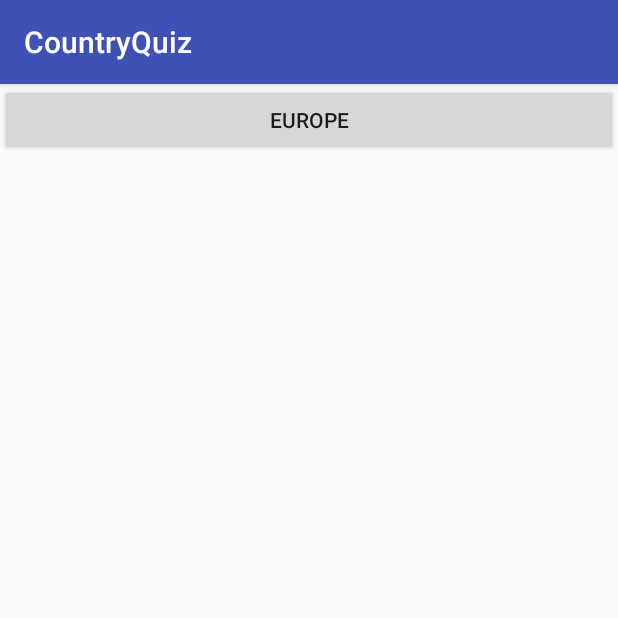
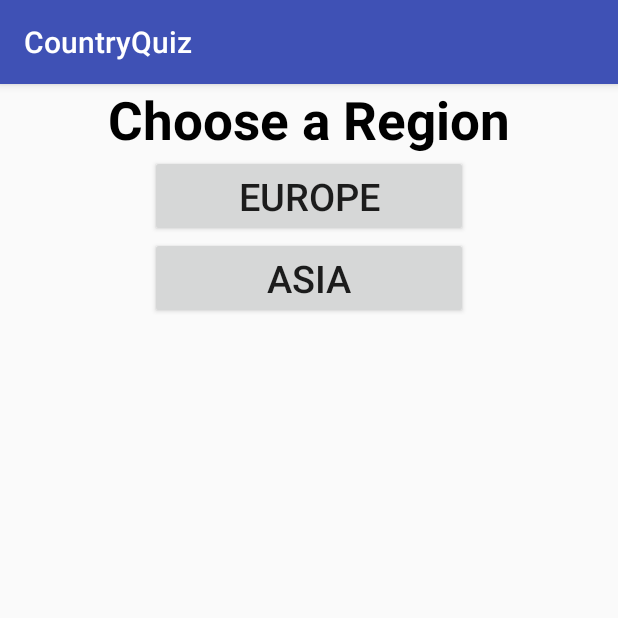
Before and after one commit to AndrewPochapsky/CountryCapitals, an Android app: the screen it shows after launch (MainActivity), on a phone screen of 412 x 824 dp, the top half of it. Run offline under Robolectric (Android 15) with nearby library versions, the phone set to English and light mode, and no system bars; our stand-ins replace Volley.

Commit message:
Added additional button and text to first activity

```diff
--- a/app/src/main/AndroidManifest.xml
+++ b/app/src/main/AndroidManifest.xml
@@ -10,6 +10,7 @@
         android:supportsRtl="true"
         android:theme="@style/AppTheme">
         <activity android:name=".MainActivity">
+
             <intent-filter>
                 <action android:name="android.intent.action.MAIN" />
 
--- a/app/src/main/java/dreadloaf/com/countryquiz/QuizActivity.java
+++ b/app/src/main/java/dreadloaf/com/countryquiz/QuizActivity.java
@@ -24,9 +24,6 @@ public class QuizActivity extends AppCompatActivity {
 
         mCountries = Country.getCountries(region, this);
 
-        for(Country c : mCountries){
-            Log.d("COUNTRY", c.getName());
-        }
     }
 
 
--- a/app/src/main/res/layout/activity_main.xml
+++ b/app/src/main/res/layout/activity_main.xml
@@ -1,15 +1,43 @@
 <?xml version="1.0" encoding="utf-8"?>
-<android.support.constraint.ConstraintLayout xmlns:android="http://schemas.android.com/apk/res/android"
+<LinearLayout xmlns:android="http://schemas.android.com/apk/res/android"
     xmlns:app="http://schemas.android.com/apk/res-auto"
     xmlns:tools="http://schemas.android.com/tools"
     android:layout_width="match_parent"
-    android:layout_height="match_parent"
+    android:orientation="vertical"
+    android:layout_height="wrap_content"
     tools:context="dreadloaf.com.countryquiz.MainActivity">
 
-    <Button
+    <TextView
         android:layout_width="match_parent"
         android:layout_height="wrap_content"
-        android:text="Europe"
-        android:id="@+id/region_europe"/>
+        android:text="@string/main_activity_header"
+        android:textSize="35sp"
+        android:gravity="center"
+        android:textColor="@android:color/black"
+        android:textStyle="bold"
+        />
 
-</android.support.constraint.ConstraintLayout>
+    <LinearLayout
+        android:layout_width="match_parent"
+        android:layout_marginEnd="100dp"
+        android:layout_marginStart="100dp"
+        android:layout_gravity="center"
+        android:layout_height="0dp"
+        android:layout_weight="1"
+        android:orientation="vertical">
+
+        <Button
+            android:layout_width="match_parent"
+            android:layout_height="wrap_content"
+            android:text="Europe"
+            android:textSize="25sp"
+            android:id="@+id/region_europe"/>
+        <Button
+            android:layout_width="match_parent"
+            android:layout_height="wrap_content"
+            android:text="Asia"
+            android:textSize="25sp"
+            android:id="@+id/region_asia"/>
+    </LinearLayout>
+
+</LinearLayout>
--- a/app/src/main/res/values/strings.xml
+++ b/app/src/main/res/values/strings.xml
@@ -1,3 +1,4 @@
 <resources>
     <string name="app_name">CountryQuiz</string>
+    <string name="main_activity_header">Choose a Region</string>
 </resources>
```
